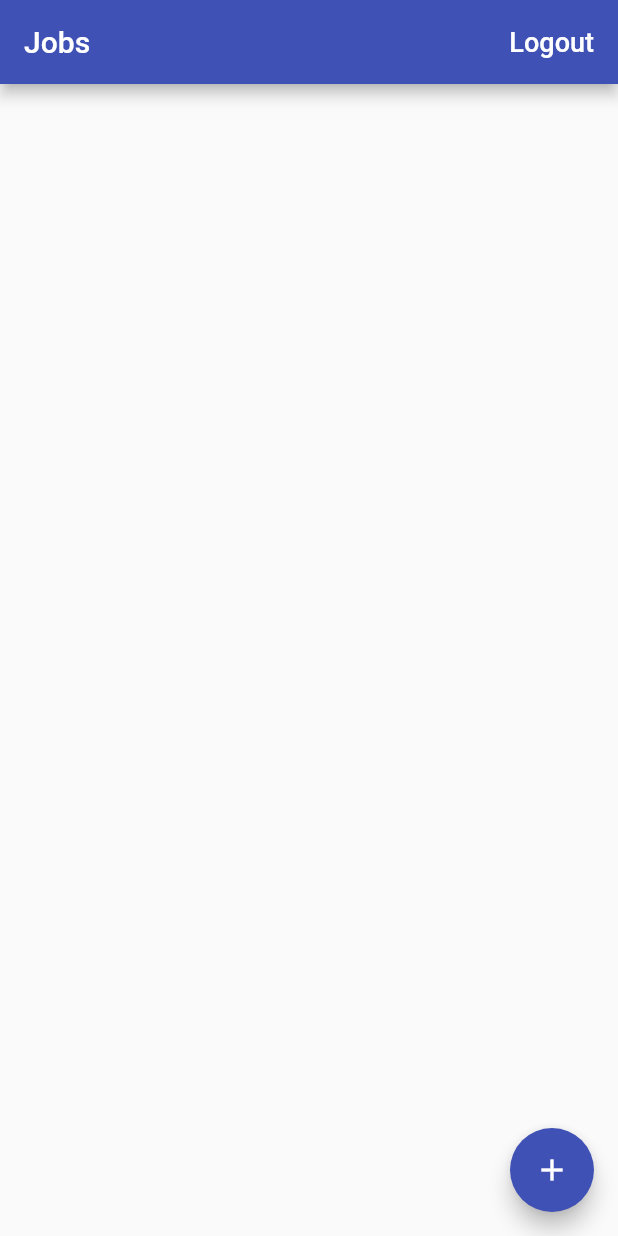
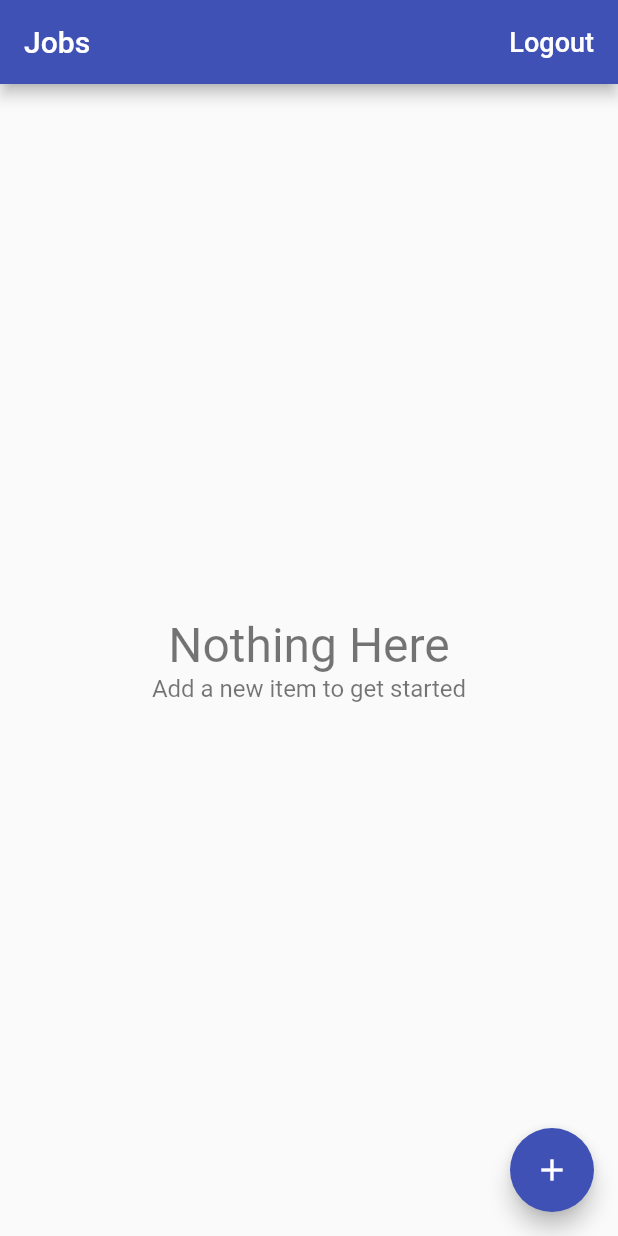
Before and after one commit to Smit1400/Time_Tracker, a Flutter app: the screen it shows once a user with an empty profile is signed in, on a phone screen of 412 x 824 dp. Run offline on Flutter 3.47's test engine with Material 2 defaults, Android fonts, the phone set to English and light mode, and no system bars; our stand-ins replace cloud_firestore, firebase_auth, google_sign_in; accounts and stored records are empty.

```diff
--- /dev/null
+++ b/time_tracker/lib/app/home/jobs/empty_content.dart
@@ -0,0 +1,36 @@
+import 'package:flutter/material.dart';
+
+class EmptyContent extends StatelessWidget {
+  final String title;
+  final String message;
+
+  const EmptyContent({
+    Key key,
+    this.title = 'Nothing Here',
+    this.message = 'Add a new item to get started',
+  }) : super(key: key);
+  @override
+  Widget build(BuildContext context) {
+    return Center(
+      child: Column(
+        mainAxisAlignment: MainAxisAlignment.center,
+        children: <Widget>[
+          Text(
+            title,
+            style: TextStyle(
+              fontSize: 32,
+              color: Colors.black54,
+            ),
+          ),
+          Text(
+            message,
+            style: TextStyle(
+              fontSize: 16,
+              color: Colors.black54,
+            ),
+          ),
+        ],
+      ),
+    );
+  }
+}
--- a/time_tracker/lib/app/home/jobs_page.dart
+++ b/time_tracker/lib/app/home/jobs/jobs_page.dart
@@ -1,6 +1,10 @@
 import 'package:flutter/material.dart';
 import 'package:flutter/services.dart';
 import 'package:provider/provider.dart';
+import 'package:time_tracker/app/home/jobs/edit_jobs_page.dart';
+import 'package:time_tracker/app/home/jobs/empty_content.dart';
+import 'package:time_tracker/app/home/jobs/job_list_tile.dart';
+import 'package:time_tracker/app/home/jobs/list_items_builder.dart';
 import 'package:time_tracker/app/home/models/job.dart';
 import 'package:time_tracker/common_widgets/platform_alert_dialog.dart';
 import 'package:time_tracker/common_widgets/platform_exception_alert_dialog.dart';
@@ -29,10 +33,10 @@ class JobsPage extends StatelessWidget {
     }
   }
 
-  Future<void> _createJob(BuildContext context) async {
+  Future<void> _delete(BuildContext context, Job job) async {
     try {
       final database = Provider.of<Database>(context, listen: false);
-      await database.createJob(Job(name: 'Blogging', ratePerHour: 10));
+      await database.deleteJob(job);
     } on PlatformException catch (e) {
       PlatformExceptionAlertDialog(
         title: 'Operation Failed',
@@ -65,7 +69,7 @@ class JobsPage extends StatelessWidget {
       body: _buildContents(context),
       floatingActionButton: FloatingActionButton(
         child: Icon(Icons.add),
-        onPressed: () => _createJob(context),
+        onPressed: () => EditJobPage.show(context),
       ),
     );
   }
@@ -75,20 +79,18 @@ class JobsPage extends StatelessWidget {
     return StreamBuilder<List<Job>>(
       stream: database.jobsStream(),
       builder: (context, snapshot) {
-        if (snapshot.hasData) {
-          final jobs = snapshot.data;
-          final children = jobs.map((job) => Text(job.name)).toList();
-          return ListView(
-            children: children,
-          );
-        }
-        if (snapshot.hasError) {
-          return Center(
-            child: Text('Some error occured'),
-          );
-        }
-        return Center(
-          child: CircularProgressIndicator(),
+        return ListItemsBuilder<Job>(
+          snapshot: snapshot,
+          itemBuilder: (context, job) => Dismissible(
+            key: Key('job-${job.id}'),
+            background: Container(color: Colors.red),
+            direction: DismissDirection.endToStart,
+            onDismissed: (direction) => _delete(context, job),
+            child: JobListTile(
+              job: job,
+              onTap: () => EditJobPage.show(context, job: job),
+            ),
+          ),
         );
       },
     );
--- /dev/null
+++ b/time_tracker/lib/app/home/jobs/list_items_builder.dart
@@ -0,0 +1,45 @@
+import 'package:flutter/material.dart';
+import 'package:time_tracker/app/home/jobs/empty_content.dart';
+
+typedef ItemWidgetBuilder<T> = Widget Function(BuildContext context, T item);
+
+class ListItemsBuilder<T> extends StatelessWidget {
+  const ListItemsBuilder(
+      {Key key, @required this.snapshot, @required this.itemBuilder})
+      : super(key: key);
+  final AsyncSnapshot<List<T>> snapshot;
+  final ItemWidgetBuilder<T> itemBuilder;
+
+  @override
+  Widget build(BuildContext context) {
+    if (snapshot.hasData) {
+      final List<T> items = snapshot.data;
+      if (items.isNotEmpty) {
+        return _buildList(items);
+      } else {
+        return EmptyContent();
+      }
+    } else if (snapshot.hasError) {
+      return EmptyContent(
+        title: 'Something went wrong',
+        message: 'Can\'t load items right now',
+      );
+    }
+    return Center(
+      child: CircularProgressIndicator(),
+    );
+  }
+
+  Widget _buildList(List<T> items) {
+    return ListView.separated(
+      itemCount: items.length + 2,
+      separatorBuilder: (context, index) => Divider(height: 0.5),
+      itemBuilder: (context, index) {
+        if (index == 0 || index == items.length + 1) {
+          return Container();
+        }
+        return itemBuilder(context, items[index - 1]);
+      },
+    );
+  }
+}
--- a/time_tracker/lib/app/home/models/job.dart
+++ b/time_tracker/lib/app/home/models/job.dart
@@ -1,17 +1,18 @@
 import 'package:flutter/foundation.dart';
 
 class Job {
-  Job({@required this.name, @required this.ratePerHour});
+  Job({@required this.id, @required this.name, @required this.ratePerHour});
+  final String id;
   final String name;
   final int ratePerHour;
 
-  factory Job.fromMap(Map<String, dynamic> data) {
+  factory Job.fromMap(Map<String, dynamic> data, String documentId) {
     if (data == null) {
       return null;
     }
     final String name = data['name'];
     final int ratePerHour = data['ratePerHour'];
-    return Job(name: name, ratePerHour: ratePerHour);
+    return Job(name: name, ratePerHour: ratePerHour, id: documentId);
   }
 
   Map<String, dynamic> toMap() {
--- a/time_tracker/lib/app/landing_page.dart
+++ b/time_tracker/lib/app/landing_page.dart
@@ -1,6 +1,6 @@
 import 'package:flutter/material.dart';
 import 'package:provider/provider.dart';
-import 'package:time_tracker/app/home/jobs_page.dart';
+import 'package:time_tracker/app/home/jobs/jobs_page.dart';
 import 'package:time_tracker/app/sign_in/sign_in_page.dart';
 import 'package:time_tracker/services/auth.dart';
 import 'package:time_tracker/services/database.dart';
```
Also changed, not shown: time_tracker/lib/app/home/jobs/edit_jobs_page.dart (added, +152 -0 lines), time_tracker/lib/app/home/jobs/job_list_tile.dart (added, +19 -0 lines), time_tracker/lib/services/database.dart (+14 -5 lines), time_tracker/lib/services/firestore_services.dart (+10 -3 lines).
